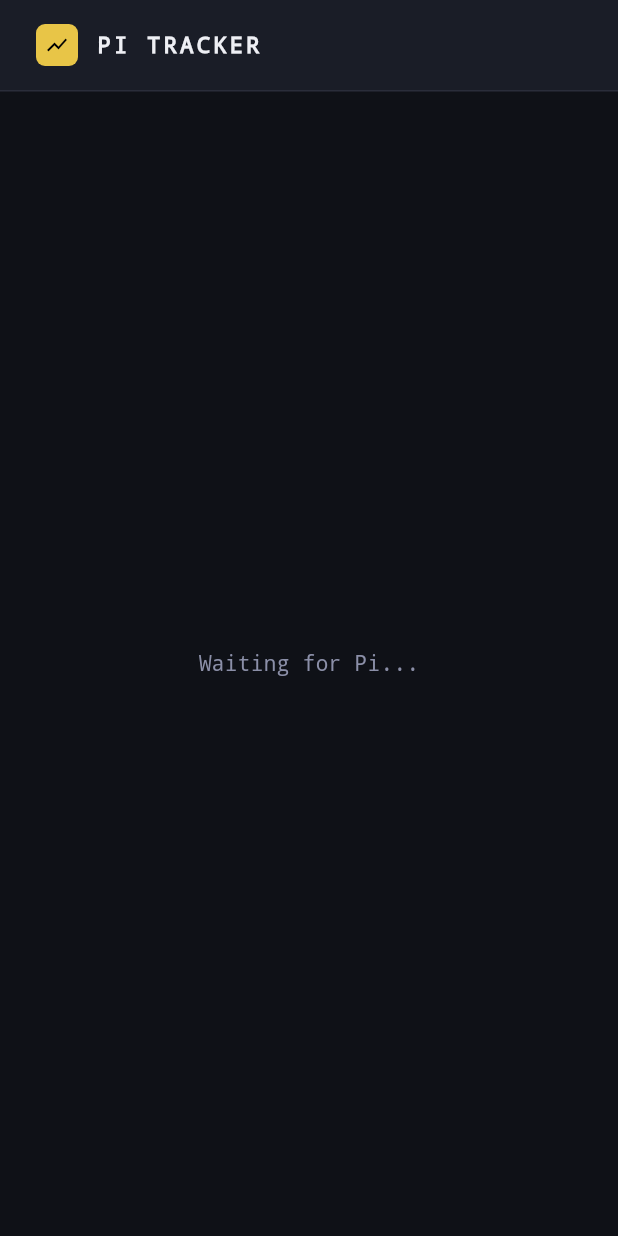
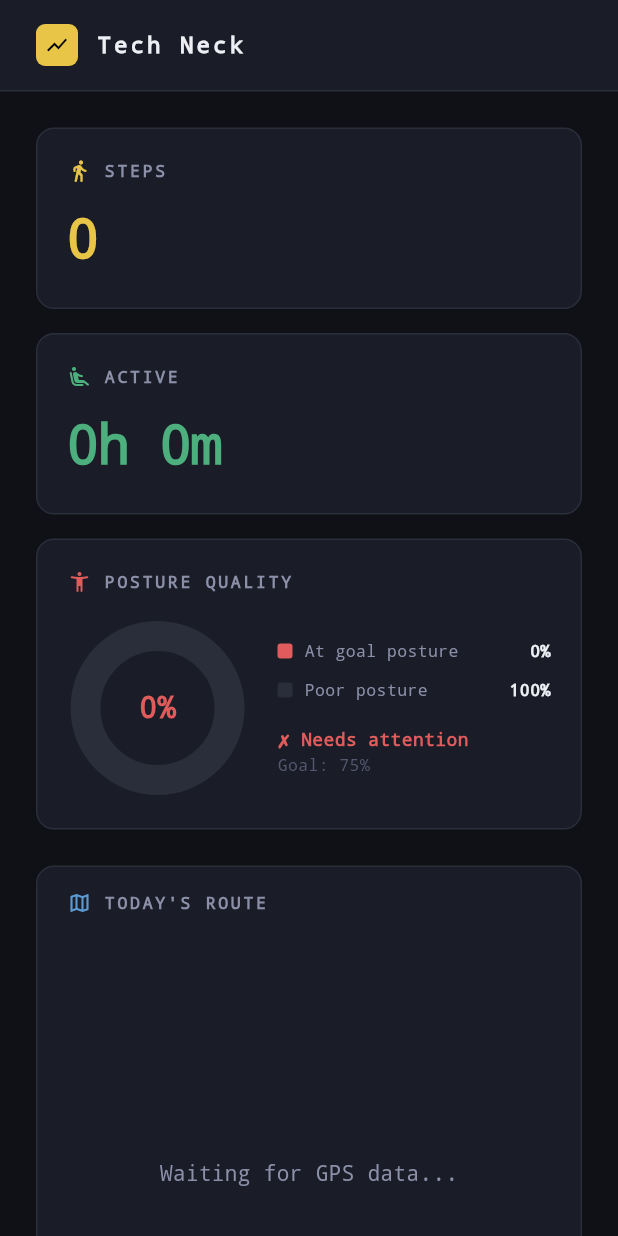
Before and after one commit to mpdo1301/Lightweight-Posture-Activity-Monitor, a Flutter app: the screen it shows after launch, on a phone screen of 412 x 824 dp. Run offline on Flutter 3.47's test engine with Material 3 defaults, Android fonts, the phone set to English and light mode, and no system bars; drawn by our look-alikes of fl_chart; our stand-ins replace flutter_blue_plus, flutter_map, geolocator, latlong2.

Commit message:
pi tracker

```diff
--- a/tech_neck/lib/screens/dashboard_screen.dart
+++ b/tech_neck/lib/screens/dashboard_screen.dart
@@ -35,6 +35,7 @@ class _DashboardScreenState extends State<DashboardScreen> {
     if (kIsWeb) {
       _loadWebData();
     } else {
+      _summary = ActivitySummary(steps: 0, standingMinutes: 0, postureGoalPercentage: 0);
       _loading = false;
       _locationService.start();
       _locationService.locationStream.listen((point) {
@@ -112,7 +113,7 @@ class _DashboardScreenState extends State<DashboardScreen> {
           child: const Icon(Icons.show_chart, color: Colors.black, size: 16),
         ),
         const SizedBox(width: 12),
-        const Text('PI TRACKER', style: TextStyle(
+        const Text('Tech Neck', style: TextStyle(
           fontSize: 15, fontWeight: FontWeight.w700,
           color: AppTheme.textPrimary, letterSpacing: 2,
         )),
```
